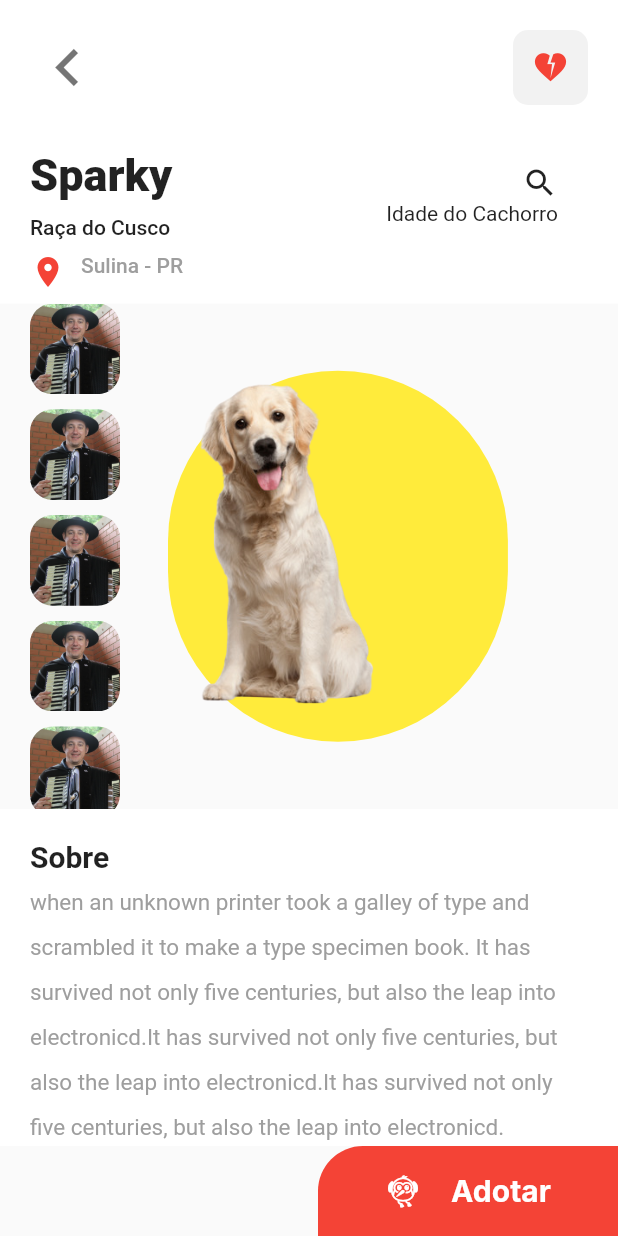
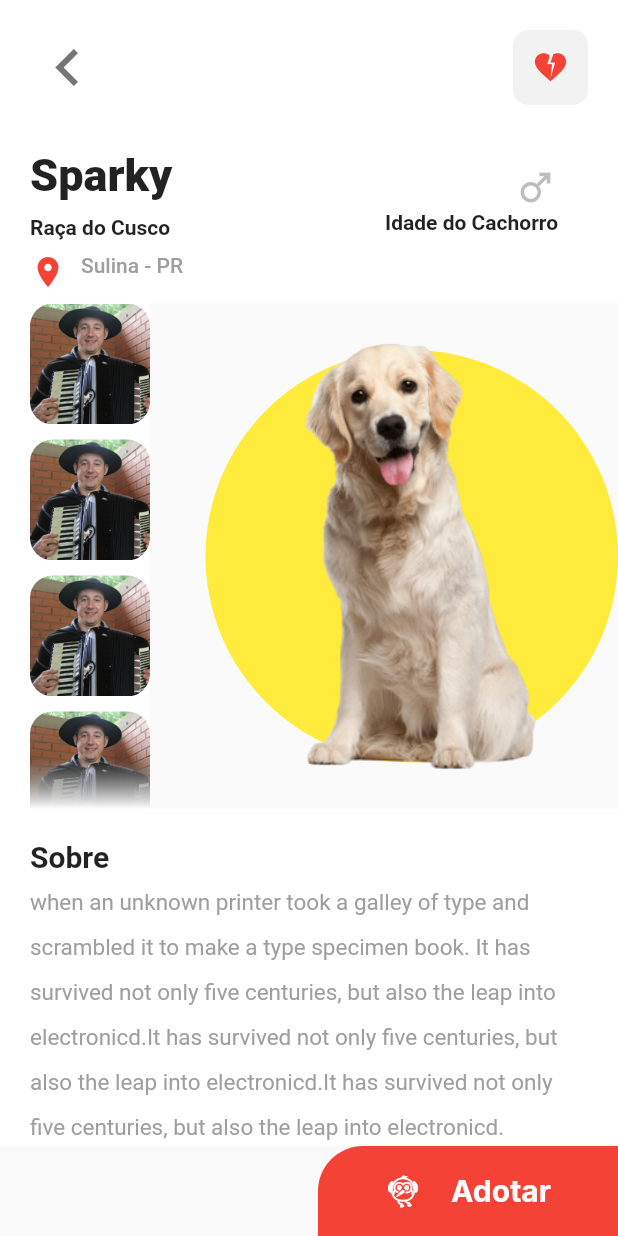
Before and after one commit to bracinho2/flutter_desafio01_interface, a Flutter app: the screen it shows after launch, on a phone screen of 412 x 824 dp. Run offline on Flutter 3.47's test engine with Material 2 defaults, Android fonts, the light colour scheme and no system bars; Roboto replaces fonts that are missing (Inter).

Commit message:
Atualização da página 02

```diff
--- a/lib/app/modules/detail_page/widgets/custom_dog_photos.dart
+++ b/lib/app/modules/detail_page/widgets/custom_dog_photos.dart
@@ -9,8 +9,23 @@
     return Row(
       mainAxisAlignment: MainAxisAlignment.spaceBetween,
       children: [
-        SizedBox(
-          width: 80,
+        Container(
+          color: Colors.white,
+          width: 100,
+          child: ShaderMask(
+            shaderCallback: (Rect rect) {
+              return const LinearGradient(
+                begin: Alignment.bottomCenter,
+                end: Alignment.topCenter,
+                colors: [
+                  Colors.white,
+                  Colors.transparent,
+                  Colors.transparent,
+                  Colors.white
+                ],
+                stops: [0.0, 0.0, 0.0, 0.1],
+              ).createShader(rect);
+            },
             child: ListView.builder(
               itemCount: 10,
               itemBuilder: ((context, index) => Padding(
@@ -22,25 +37,24 @@
                   )),
             ),
           ),
-        Container(
-          decoration: BoxDecoration(borderRadius: BorderRadius.circular(100)),
-          width: 300,
-          child: Stack(
+        ),
+        Stack(
+          clipBehavior: Clip.hardEdge,
+          alignment: Alignment.center,
           children: [
             Container(
               decoration: BoxDecoration(
                   color: Colors.yellow,
-                    borderRadius: BorderRadius.circular(150)),
-                height: size.height * .3,
-                width: size.width * .55,
+                  borderRadius: BorderRadius.circular(500)),
+              height: 275,
+              width: 275,
             ),
             Image.asset(
               'assets/images/dog.png',
               alignment: Alignment.centerRight,
-                width: 150,
+              width: 200,
             ),
           ],
-          ),
         ),
       ],
     );
--- a/lib/app/modules/detail_page/widgets/dog_detail_description.dart
+++ b/lib/app/modules/detail_page/widgets/dog_detail_description.dart
@@ -25,8 +25,8 @@
               const Text(
                 'Raça do Cusco',
                 style: TextStyle(
-                  color: Colors.black87,
-                  fontWeight: FontWeight.w500,
+                  fontSize: 14,
+                  fontWeight: FontWeight.bold,
                 ),
               ),
               Row(
@@ -56,8 +56,18 @@
               mainAxisAlignment: MainAxisAlignment.start,
               crossAxisAlignment: CrossAxisAlignment.end,
               children: const [
-                Icon(Icons.search),
-                Text('Idade do Cachorro'),
+                Icon(
+                  Icons.male,
+                  color: Colors.black26,
+                  size: 30,
+                ),
+                Text(
+                  'Idade do Cachorro',
+                  style: TextStyle(
+                    fontSize: 14,
+                    fontWeight: FontWeight.bold,
+                  ),
+                ),
               ],
             ),
           )
--- a/lib/app/modules/home_page/widgets/custom_sliver_vertical_bar.dart
+++ b/lib/app/modules/home_page/widgets/custom_sliver_vertical_bar.dart
@@ -59,13 +59,13 @@
                               fontWeight: FontWeight.bold,
                             ),
                           ),
-                          const Text('Edad do cusco'),
+                          const Text('Idade do cusco'),
                           Row(
                             mainAxisAlignment: MainAxisAlignment.spaceBetween,
                             crossAxisAlignment: CrossAxisAlignment.center,
                             children: const [
                               Icon(
-                                Icons.pin_drop,
+                                Icons.place,
                                 color: Colors.red,
                               ),
                               SizedBox(
```
Lines whose indentation alone changed are shown as unchanged.
